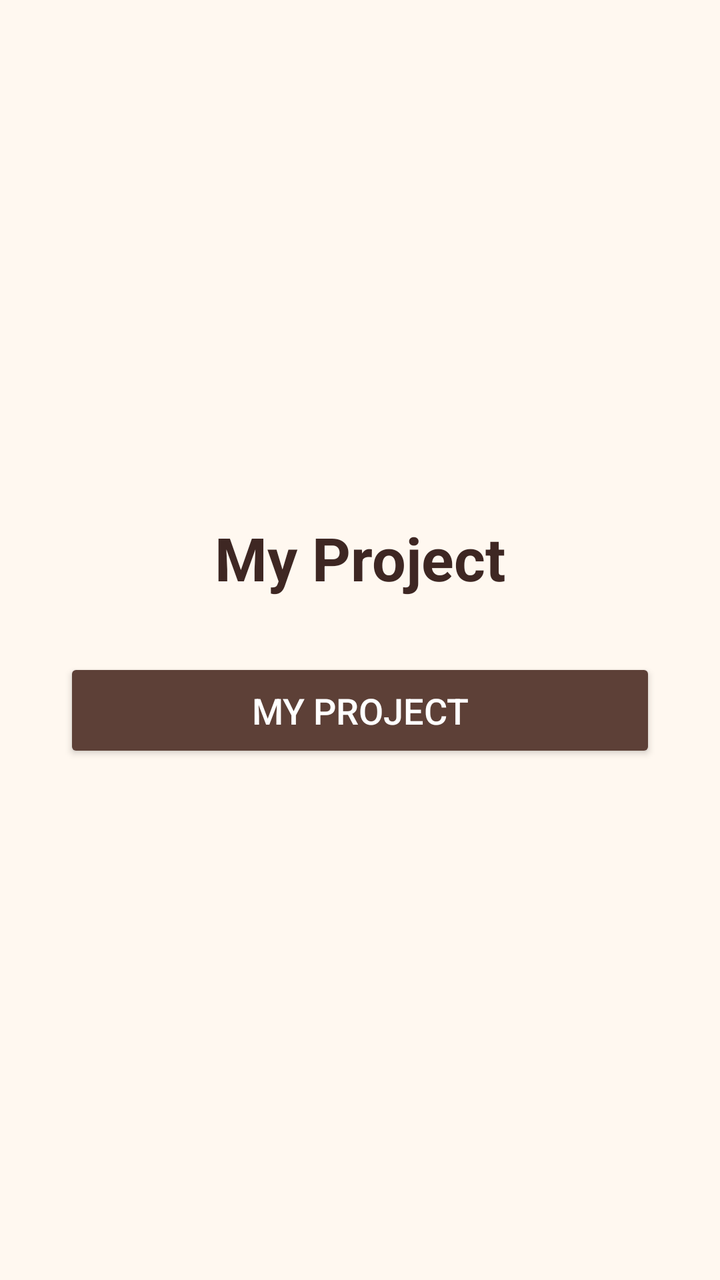
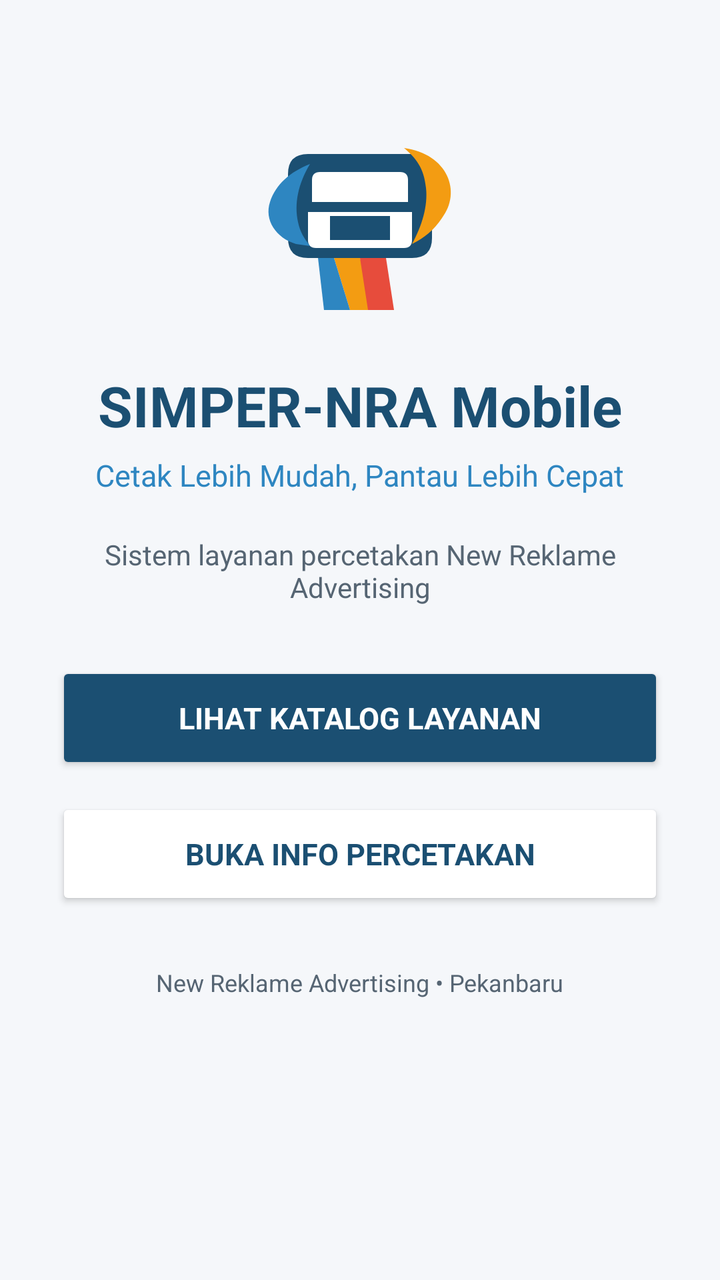

Screens rendered from an Android XML layout before and after an edit, with the pre-edit source and the edit as a unified diff.
<!-- AndroidManifest.xml: application theme Theme.RAIOreo -->
<!-- res/layout/activity_main.xml -->
<?xml version="1.0" encoding="utf-8"?>
<LinearLayout
    xmlns:android="http://schemas.android.com/apk/res/android"
    xmlns:app="http://schemas.android.com/apk/res-auto"
    xmlns:tools="http://schemas.android.com/tools"
    android:layout_width="match_parent"
    android:layout_height="match_parent"
    android:orientation="vertical"
    android:gravity="center"
    android:padding="32dp"
    android:background="@color/cream"
    tools:context=".MainActivity">

    <TextView
        android:layout_width="wrap_content"
        android:layout_height="wrap_content"
        android:text="@string/my_project"
        android:textSize="30sp"
        android:textStyle="bold"
        android:textColor="@color/oreo_dark"
        android:layout_marginBottom="30dp"/>

    <Button
        android:id="@+id/btnMyProject"
        android:layout_width="match_parent"
        android:layout_height="wrap_content"
        android:text="@string/my_project"
        android:textSize="18sp"
        android:textColor="@color/white"
        android:backgroundTint="@color/oreo_brown"
        android:padding="14dp"/>

</LinearLayout>
<!-- resources referenced by this layout -->
<resources>
  <color name="cream">#FFF8F0</color>
  <color name="oreo_brown">#5D4037</color>
  <color name="oreo_dark">#3E2723</color>
  <color name="white">#FFFFFF</color>
  <string name="my_project">My Project</string>
  <style name="Theme.RAIOreo" parent="Base.Theme.RAIOreo" />
  <style name="Base.Theme.RAIOreo" parent="Theme.Material3.DayNight.NoActionBar">
          
          
      </style>
</resources>

<!-- the commit's change to res/layout/activity_main.xml (unified diff, before → after) -->
@@ -1,33 +1,86 @@
 <?xml version="1.0" encoding="utf-8"?>
-<LinearLayout
-    xmlns:android="http://schemas.android.com/apk/res/android"
-    xmlns:app="http://schemas.android.com/apk/res-auto"
+<ScrollView xmlns:android="http://schemas.android.com/apk/res/android"
     xmlns:tools="http://schemas.android.com/tools"
     android:layout_width="match_parent"
     android:layout_height="match_parent"
-    android:orientation="vertical"
-    android:gravity="center"
-    android:padding="32dp"
-    android:background="@color/cream"
+    android:background="@color/background"
     tools:context=".MainActivity">
 
-    <TextView
-        android:layout_width="wrap_content"
-        android:layout_height="wrap_content"
-        android:text="@string/my_project"
-        android:textSize="30sp"
-        android:textStyle="bold"
-        android:textColor="@color/oreo_dark"
-        android:layout_marginBottom="30dp"/>
-
-    <Button
-        android:id="@+id/btnMyProject"
+    <LinearLayout
         android:layout_width="match_parent"
         android:layout_height="wrap_content"
-        android:text="@string/my_project"
-        android:textSize="18sp"
-        android:textColor="@color/white"
-        android:backgroundTint="@color/oreo_brown"
-        android:padding="14dp"/>
+        android:orientation="vertical"
+        android:gravity="center_horizontal"
+        android:padding="28dp">
 
-</LinearLayout>
+        <ImageView
+            android:layout_width="120dp"
+            android:layout_height="120dp"
+            android:layout_marginTop="24dp"
+            android:layout_marginBottom="12dp"
+            android:src="@drawable/simper_logo"
+            android:contentDescription="Logo SIMPER-NRA" />
+
+        <TextView
+            android:layout_width="wrap_content"
+            android:layout_height="wrap_content"
+            android:text="@string/project_title"
+            android:textSize="28sp"
+            android:textStyle="bold"
+            android:textColor="@color/primary_navy"
+            android:fontFamily="sans-serif" />
+
+        <TextView
+            android:layout_width="wrap_content"
+            android:layout_height="wrap_content"
+            android:layout_marginTop="6dp"
+            android:text="@string/app_tagline"
+            android:textSize="15sp"
+            android:textColor="@color/primary_blue"
+            android:fontFamily="sans-serif" />
+
+        <TextView
+            android:layout_width="match_parent"
+            android:layout_height="wrap_content"
+            android:layout_marginTop="20dp"
+            android:gravity="center"
+            android:text="@string/project_subtitle"
+            android:textSize="14sp"
+            android:textColor="@color/text_secondary"
+            android:fontFamily="sans-serif" />
+
+        <Button
+            android:id="@+id/btnMyProject"
+            android:layout_width="match_parent"
+            android:layout_height="56dp"
+            android:layout_marginTop="28dp"
+            android:text="@string/open_catalog"
+            android:textSize="15sp"
+            android:textStyle="bold"
+            android:textColor="@color/white"
+            android:backgroundTint="@color/primary_navy"
+            android:fontFamily="sans-serif" />
+
+        <Button
+            android:id="@+id/btnOpenWeb"
+            android:layout_width="match_parent"
+            android:layout_height="56dp"
+            android:layout_marginTop="12dp"
+            android:text="@string/open_web"
+            android:textSize="15sp"
+            android:textStyle="bold"
+            android:textColor="@color/primary_navy"
+            android:backgroundTint="@color/white"
+            android:fontFamily="sans-serif" />
+
+        <TextView
+            android:layout_width="wrap_content"
+            android:layout_height="wrap_content"
+            android:layout_marginTop="28dp"
+            android:text="New Reklame Advertising • Pekanbaru"
+            android:textSize="12sp"
+            android:textColor="@color/text_secondary"
+            android:fontFamily="sans-serif" />
+
+    </LinearLayout>
+</ScrollView>
<!-- resource entries referenced after the edit -->
@@ -1,10 +1,31 @@
 <!-- resources referenced by this layout -->
 <resources>
-  <color name="cream">#FFF8F0</color>
-  <color name="oreo_brown">#5D4037</color>
-  <color name="oreo_dark">#3E2723</color>
+  <color name="background">#F5F7FA</color>
+  <color name="primary_blue">#2E86C1</color>
+  <color name="primary_navy">#1B4F72</color>
+  <color name="text_secondary">#566573</color>
   <color name="white">#FFFFFF</color>
-  <string name="my_project">My Project</string>
+  <!-- drawable simper_logo (drawable) -->
+  <vector xmlns:android="http://schemas.android.com/apk/res/android"
+      android:width="120dp"
+      android:height="120dp"
+      android:viewportWidth="120"
+      android:viewportHeight="120">
+      <path android:fillColor="#1B4F72" android:pathData="M34,25 L86,25 Q96,25 96,35 L96,67 Q96,77 86,77 L34,77 Q24,77 24,67 L24,35 Q24,25 34,25 Z"/>
+      <path android:fillColor="#FFFFFF" android:pathData="M40,34 L80,34 Q84,34 84,38 L84,49 L36,49 L36,38 Q36,34 40,34 Z"/>
+      <path android:fillColor="#FFFFFF" android:pathData="M34,54 L86,54 L86,68 Q86,72 82,72 L38,72 Q34,72 34,68 Z"/>
+      <path android:fillColor="#1B4F72" android:pathData="M45,56 L75,56 L75,68 L45,68 Z"/>
+      <path android:fillColor="#F39C12" android:pathData="M82,22 C104,25 111,44 101,57 C97,63 92,67 86,70 C91,61 94,51 93,42 C92,32 88,27 82,22 Z"/>
+      <path android:fillColor="#2E86C1" android:pathData="M28,70 C18,67 12,58 15,49 C18,40 25,34 35,30 C29,40 27,50 29,59 C30,64 32,67 35,71 Z"/>
+      <path android:fillColor="#F39C12" android:pathData="M47,77 L60,77 L68,103 L55,103 Z"/>
+      <path android:fillColor="#E74C3C" android:pathData="M60,77 L73,77 L77,103 L64,103 Z"/>
+      <path android:fillColor="#2E86C1" android:pathData="M39,77 L47,77 L55,103 L42,103 Z"/>
+  </vector>
+  <string name="app_tagline">Cetak Lebih Mudah, Pantau Lebih Cepat</string>
+  <string name="open_catalog">Lihat Katalog Layanan</string>
+  <string name="open_web">Buka Info Percetakan</string>
+  <string name="project_subtitle">Sistem layanan percetakan New Reklame Advertising</string>
+  <string name="project_title">SIMPER-NRA Mobile</string>
   <style name="Theme.RAIOreo" parent="Base.Theme.RAIOreo" />
   <style name="Base.Theme.RAIOreo" parent="Theme.Material3.DayNight.NoActionBar">
           
